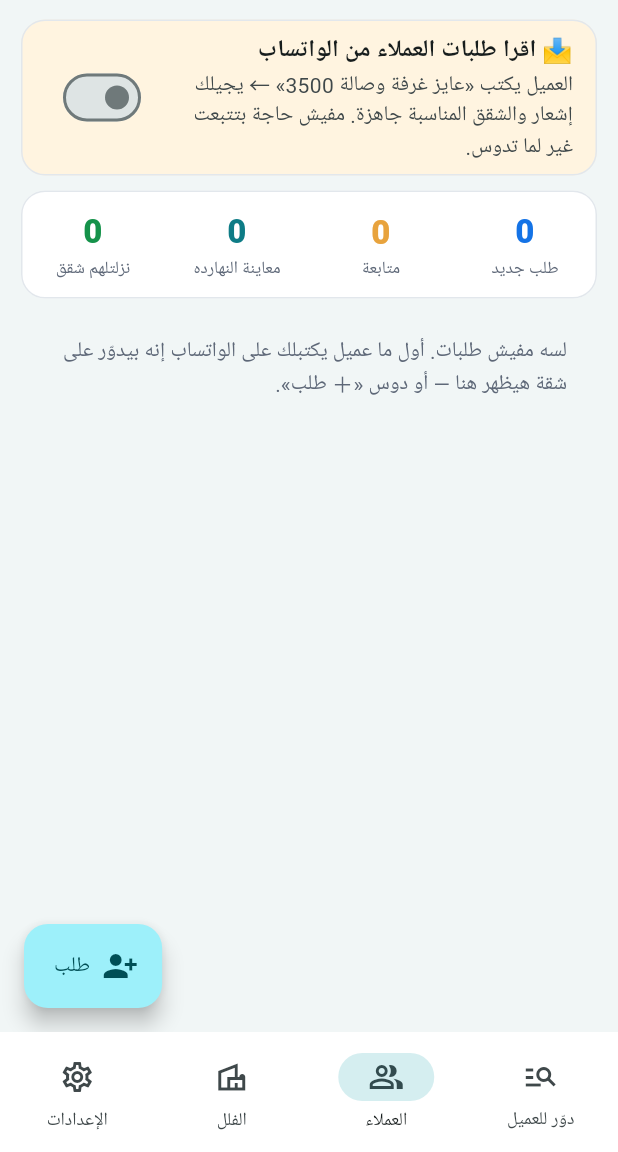
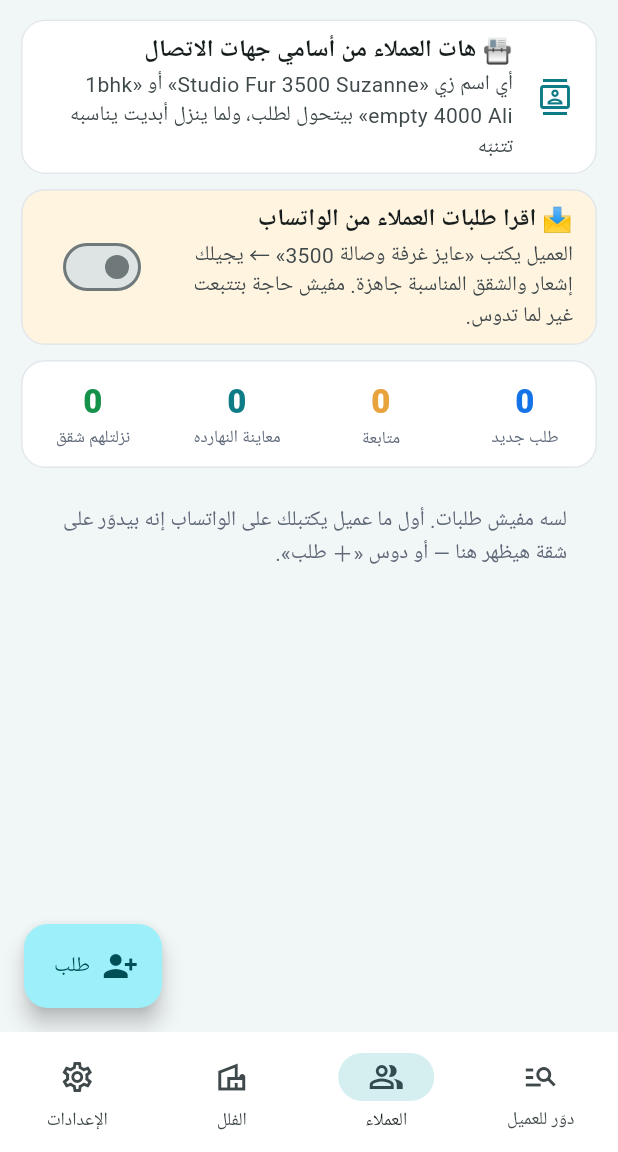
Before and after one commit to bunyanrealstate-commits/bunyan, a Flutter app: the screen it shows after launch, item 2 of the bottom bar chosen, on a phone screen of 412 x 824 dp, the part 84-1236 px from its top. Run offline on Flutter 3.47's test engine with Material 3 defaults, Android fonts, the phone set to English and light mode, and no system bars; our stand-ins replace flutter_local_notifications, flutter_svg, image_picker, local_auth, pdf, printing and 3 more; missing offline and left inert: photo_manager; network calls fail; Roboto replaces fonts that are missing (Plex).

Commit message:
عروض الشقق: العملاء من أسامي جهات الاتصال (Studio Fur 3500 Suzanne) + مفروش/فاضي في الشقق والطلبات والبحث
Co-Authored-By: Claude Opus 5.5 <noreply@anthropic.com>
Claude-Session: https://claude.ai/code/session_01Lk4av1EyDfUY2DUHJSTii5

```diff
--- a/offers_app/lib/core/ai.dart
+++ b/offers_app/lib/core/ai.dart
@@ -81,7 +81,7 @@ class Ai {
 
   static const updatePrompt = '''دي صورة "أبديت" من شركة عقارات في الإمارات فيها شقق فيلا وأسعارها.
 طلّع كل الشقق في JSON array بالشكل ده بالظبط:
-[{"no":"رقم الشقة/الاستديو (عمود Flat أو Apt أو Studio No)","floor":"G أو 1 أو 2 أو 3 أو R أو فاضي","type":"st|1bk|1bk2b|2bk|2bk2b|3bk|x","tx":"اسم النوع لو x","p1":سعر السنة دفعة واحدة (1 Payment / 1 Cheque) أو 0,"p3":سعر السنة على 3 دفعات (3 Payments / 3 Cheques) أو 0,"mo":رقم الإيجار الشهري أو 0,"booked":true لو مكتوب BOOKED أو Rented أو Occupied أو Not Available أو محجوز أو مشطوب أو ملوّن أحمر,"note":"أي ملاحظة قصيرة"}]
+[{"no":"رقم الشقة/الاستديو (عمود Flat أو Apt أو Studio No)","floor":"G أو 1 أو 2 أو 3 أو R أو فاضي","type":"st|1bk|1bk2b|2bk|2bk2b|3bk|x","tx":"اسم النوع لو x","p1":سعر السنة دفعة واحدة (1 Payment / 1 Cheque) أو 0,"p3":سعر السنة على 3 دفعات (3 Payments / 3 Cheques) أو 0,"mo":رقم الإيجار الشهري أو 0,"fur":true لو الشقة مكتوب إنها Furnished أو مفروشة (غير كده false),"booked":true لو مكتوب BOOKED أو Rented أو Occupied أو Not Available أو محجوز أو مشطوب أو ملوّن أحمر,"note":"أي ملاحظة قصيرة"}]
 - STUDIO = st • 1BHK / 1 B/R hall = 1bk • 1BHK + 2 bath = 1bk2b • 2BHK = 2bk • 2BHK 2 bath = 2bk2b • 3BHK = 3bk
 - 1 Payment / 1 Cheque = p1. و 3 Payments / 3 Cheques = p3. لو العمود مش واضح عدد دفعاته اعتبره p1. لو فيه 2 أو 4 دفعات بس حطه في p3 واكتب عدد الدفعات في note.
 - الدور من عمود Remark/Floor: Ground = G، 1st = 1، 2nd = 2، 3rd = 3، Roof/Penthouse = R. و Balcony وأي ميزة تانية تتكتب في note.
--- a/offers_app/lib/core/auto.dart
+++ b/offers_app/lib/core/auto.dart
@@ -33,6 +33,7 @@ String applyUpdate(Obj v, List<Obj> rows, {bool missingBooked = true, bool auto
     if (str(r['tx']).isNotEmpty) t['tx'] = r['tx'];
     if (str(r['note']).isNotEmpty) t['note'] = r['note'];
     t['avail'] = r['booked'] != true;
+    if (r['fur'] == true) t['fur'] = true;
     if (m == null) { us.add(t); added.add(str(r['no'])); if (t['avail'] != false) t['newAt'] = DateTime.now().toIso8601String(); }
     else if (wasAvail == true && t['avail'] == false) { booked.add(str(r['no'])); }
     else if (wasAvail == false && t['avail'] == true) { back.add(str(r['no'])); t['newAt'] = DateTime.now().toIso8601String(); }
--- a/offers_app/lib/core/model.dart
+++ b/offers_app/lib/core/model.dart
@@ -55,7 +55,7 @@ class Price {
 
 /// البحث: النوع + طريقة الدفع + الميزانية الشهرية (± نسبة)
 class Search {
-  static List<Map<String, dynamic>> run(List<Obj> villas, {Set<String> types = const {}, String pay = 'any', double budget = 0, double tol = 10, String q = '', bool onlyAvail = true}) {
+  static List<Map<String, dynamic>> run(List<Obj> villas, {Set<String> types = const {}, String pay = 'any', double budget = 0, double tol = 10, String q = '', bool onlyAvail = true, bool? fur}) {
     final r = <Map<String, dynamic>>[];
     final qq = q.trim().toLowerCase();
     budget = Price.budgetMonthly(budget);
@@ -63,6 +63,8 @@ class Search {
       for (final u in objs(v['units'])) {
         if (onlyAvail && u['avail'] == false) continue;
         if (types.isNotEmpty && !types.contains(str(u['type']))) continue;
+        if (fur == true && u['fur'] != true) continue; // مفروش
+        if (fur == false && u['fur'] == true) continue; // فاضي
         if (pay == 'mo' && Price.mo(u) <= 0) continue;
         if (pay == '1' && Price.p1(u) <= 0) continue;
         if (pay == '3' && Price.p3(u) <= 0) continue;
@@ -99,6 +101,7 @@ String unitCaption(Obj v, Obj u, String pay, {bool en = false, bool terms = fals
   final p1 = Price.p1(u), p3 = Price.p3(u), mo = Price.mo(u);
   final hasVid = ((u['videos'] as List?) ?? const []).isNotEmpty;
   if (!hasVid) o.add('🏠 ${en ? kTypesEn[str(u['type'])] ?? 'Apartment' : typeName(u['type'])}');
+  if (u['fur'] == true) o.add(en ? '🛋️ Furnished' : '🛋️ مفروش');
   void a1() { if (p1 > 0) o.add(en ? '💰 AED ${money(p1)} / year — 1 payment' : '💰 ${money(p1)} درهم — دفعة واحدة'); }
   void a3() { if (p3 > 0) o.add(en ? '💰 AED ${money(p3)} / year — 3 payments' : '💰 ${money(p3)} درهم — 3 دفعات'); }
   void am() { if (mo > 0) o.add(en ? '💰 AED ${money(mo)} / month' : '💰 ${money(mo)} درهم شهري'); }
--- a/offers_app/lib/core/reqs.dart
+++ b/offers_app/lib/core/reqs.dart
@@ -35,7 +35,21 @@ Obj parseRequest(String text, {List<String> areas = const []}) {
   var area = '';
   for (final a in areas) { if (a.trim().length >= 3 && t.contains(a.toLowerCase().trim())) { area = a; break; } }
   final latin = RegExp('[a-z]').allMatches(t).length, ar = RegExp('[؀-ۿ]').allMatches(t).length;
-  return {'types': types.toList(), 'pay': pay, 'budget': budget, 'area': area, 'lang': latin > ar ? 'en' : 'ar', 'isReq': types.isNotEmpty || (budget > 0 && RegExp(r'rent|ايجار|إيجار|سكن|شق[ةه]|flat|apartment|room|غرف').hasMatch(t))};
+  bool? fur;
+  if (RegExp(r'\bfur|furnished|مفروش|مفروشة|مفروشه').hasMatch(t)) fur = true;
+  if (RegExp(r'\bempty|unfur|un-fur|فاضي|فاضى|فاضية|غير مفروش|مش مفروش|بدون فرش').hasMatch(t)) fur = false;
+  return {'fur': fur, 'types': types.toList(), 'pay': pay, 'budget': budget, 'area': area, 'lang': latin > ar ? 'en' : 'ar', 'isReq': types.isNotEmpty || (budget > 0 && RegExp(r'rent|ايجار|إيجار|سكن|شق[ةه]|flat|apartment|room|غرف').hasMatch(t))};
+}
+
+/// اسم جهة الاتصال زي «Studio Fur 3500 Suzanne» → طلب: استديو مفروش لحد 3500، والاسم Suzanne
+Obj? parseContactName(String n) {
+  final p = parseRequest(n);
+  if ((p['types'] as List).isEmpty) return null;
+  final name = n.split(RegExp(r'\s+')).where((w) {
+    final x = _digits(w).toLowerCase();
+    return x.isNotEmpty && !RegExp(r'^(studio|stud|st|ستو?ديو|استو?ديو|\d+\s*bhk|bhk|\d+bk|b/r|fur|furn|furnished|empty|unfur|مفروش[ةه]?|فاض[يى]|room|hall|and|&|غرف[ةه]|غرفتين|و?صال[ةه]|[\d.,]+k?|aed|درهم|monthly|yearly|month|شهري|سنوي|\W+)$').hasMatch(x);
+  }).join(' ').trim();
+  return {...p, 'name': name};
 }
 
 class Reqs {
@@ -44,7 +58,7 @@ class Reqs {
   static List<String> get areas => {for (final v in Store.I.villas) if (str(v['area']).isNotEmpty) str(v['area'])}.toList();
   static String key(Obj v, Obj u) => '${v['id']}/${u['id']}';
 
-  static List<Map<String, dynamic>> matches(Obj r) => Search.run(Store.I.villas, types: ((r['types'] as List?) ?? []).map(str).toSet(), pay: str(r['pay']).isEmpty ? 'any' : str(r['pay']), budget: numOf(r['budget']), tol: 10, q: str(r['area']));
+  static List<Map<String, dynamic>> matches(Obj r) => Search.run(Store.I.villas, types: ((r['types'] as List?) ?? []).map(str).toSet(), pay: str(r['pay']).isEmpty ? 'any' : str(r['pay']), budget: numOf(r['budget']), tol: 10, q: str(r['area']), fur: r['fur'] is bool ? r['fur'] as bool : null);
 
   /// شقق تناسبه ولسه مبعتهاش ولا شافها
   static List<Map<String, dynamic>> fresh(Obj r) {
@@ -57,7 +71,7 @@ class Reqs {
 
   static Obj add({String name = '', String phone = '', String text = '', String lang = ''}) {
     final p = parseRequest(text, areas: areas);
-    final r = <String, dynamic>{'id': uid(), 'n': name, 'p': phone, 'txt': text, 'at': DateTime.now().toIso8601String(), 'st': 'new', 'types': p['types'], 'pay': p['pay'], 'budget': p['budget'], 'area': p['area'], 'lang': lang.isNotEmpty ? lang : p['lang'], 'sent': <dynamic>[], 'seen': <dynamic>[]};
+    final r = <String, dynamic>{'id': uid(), 'n': name, 'p': phone, 'txt': text, 'at': DateTime.now().toIso8601String(), 'st': 'new', 'types': p['types'], 'fur': p['fur'], 'pay': p['pay'], 'budget': p['budget'], 'area': p['area'], 'lang': lang.isNotEmpty ? lang : p['lang'], 'sent': <dynamic>[], 'seen': <dynamic>[]};
     ((Store.I.D['reqs'] as List?) ?? (Store.I.D['reqs'] = <dynamic>[])).insert(0, r);
     return r;
   }
@@ -85,6 +99,25 @@ class Reqs {
       n++;
     }
     if (items.isNotEmpty) await Store.I.save();
+    return n;
+  }
+
+  /// 📇 العملاء المتسجلين في جهات الاتصال بأسماء فيها طلبهم (زي «Studio Fur 3500 Suzanne»)
+  /// الجديد بس بيتضاف — والشقق المناسبة دلوقتي بتتحسب «اتشافت»، علشان تتنبه بس للي ينزل بعد كده
+  static Future<int> importContacts(List<Map<String, String>> contacts) async {
+    var n = 0;
+    final have = all.map((r) => str(r['p'])).where((p) => p.isNotEmpty).toSet();
+    for (final c in contacts) {
+      final ph = c['p'] ?? '';
+      if (ph.isEmpty || have.contains(ph)) continue;
+      final q = parseContactName(c['n'] ?? '');
+      if (q == null) continue;
+      final r = add(name: str(q['name']).isEmpty ? (c['n'] ?? '') : str(q['name']), phone: ph, text: c['n'] ?? '');
+      r['st'] = 'wait'; r['src'] = 'contact';
+      r['seen'] = [for (final x in matches(r)) key(x['v'] as Obj, x['u'] as Obj)];
+      have.add(ph); n++;
+    }
+    if (n > 0) await Store.I.save();
     return n;
   }
 
--- a/offers_app/lib/ui/reqs.dart
+++ b/offers_app/lib/ui/reqs.dart
@@ -30,9 +30,10 @@ String _dt(String iso) {
 
 String reqSummary(Obj r) {
   final tl = ((r['types'] as List?) ?? []).map(str).toSet();
+  final fur = r['fur'] == true ? 'مفروش' : (r['fur'] == false ? 'فاضي' : '');
   final ts = tl.where((t) => !(t == '1bk2b' && tl.contains('1bk')) && !(t == '2bk2b' && tl.contains('2bk'))).map(typeName).join(' / ');
   final pay = {'mo': 'شهري', '1': 'دفعة واحدة', '3': '3 دفعات'}[str(r['pay'])] ?? '';
-  return [if (ts.isNotEmpty) ts, if (pay.isNotEmpty) pay, if (numOf(r['budget']) > 0) '${money(numOf(r['budget']))} درهم', if (str(r['area']).isNotEmpty) str(r['area'])].join(' • ');
+  return [if (ts.isNotEmpty) ts, if (fur.isNotEmpty) fur, if (pay.isNotEmpty) pay, if (numOf(r['budget']) > 0) '${money(numOf(r['budget']))} درهم', if (str(r['area']).isNotEmpty) str(r['area'])].join(' • ');
 }
 
 /// 👥 العملاء: الطلبات الجديدة، اللي محتاجين متابعة، المعاينات، واللي نزلتلهم شقق جديدة
@@ -46,12 +47,14 @@ class ReqsPage extends StatelessWidget {
         final fresh = Reqs.newFor();
         final now = DateTime.now();
         final views = Reqs.views.where((v) => (DateTime.tryParse(str(v['at'])) ?? DateTime(2000)).isAfter(now.subtract(const Duration(hours: 2)))).toList()..sort((a, b) => str(a['at']).compareTo(str(b['at'])));
-        final rest = all.where((r) => Reqs.open(r) && r['st'] != 'new' && !due.contains(r) && !fresh.contains(r)).toList();
+        final rest = all.where((r) => Reqs.open(r) && r['st'] != 'new' && r['st'] != 'wait' && !due.contains(r) && !fresh.contains(r)).toList();
+        final waiting = all.where((r) => Reqs.open(r) && r['st'] == 'wait' && !fresh.contains(r)).toList();
         final done = all.where((r) => !Reqs.open(r)).toList();
         final dmOn = Store.I.cfg['dm'] == true;
         return Scaffold(
           appBar: AppBar(title: const Text('👥 العملاء')),
           body: ListView(padding: const EdgeInsets.fromLTRB(14, 8, 14, 100), children: [
+            Card(child: ListTile(leading: const Icon(Icons.contacts_outlined, color: kAc), title: Text(Store.I.cfg['ctImport'] == true ? '📇 العملاء من جهات الاتصال (${all.where((r) => r['src'] == 'contact').length})' : '📇 هات العملاء من أسامي جهات الاتصال', style: const TextStyle(fontWeight: FontWeight.w800)), subtitle: const Text('أي اسم زي «Studio Fur 3500 Suzanne» أو «1bhk empty 4000 Ali» بيتحول لطلب، ولما ينزل أبديت يناسبه تتنبّه'), onTap: () => _import(context))),
             if (!dmOn) Card(color: const Color(0xFFFFF4E0), child: SwitchListTile(value: false, onChanged: (_) => _dm(context, true), title: const Text('📩 اقرا طلبات العملاء من الواتساب', style: TextStyle(fontWeight: FontWeight.w800)), subtitle: const Text('العميل يكتب «عايز غرفة وصالة 3500» ← يجيلك إشعار والشقق المناسبة جاهزة. مفيش حاجة بتتبعت غير لما تدوس.'))),
             _Today(nw: nw.length, due: due.length, views: views.where((v) => _dt(str(v['at'])).startsWith('النهارده')).length, fresh: fresh.length),
             Builder(builder: (context) {
@@ -70,6 +73,7 @@ class ReqsPage extends StatelessWidget {
               for (final v in views) Card(child: ListTile(leading: const Icon(Icons.event, color: kAc), title: Text('${_dt(str(v['at']))} • ${str(v['n'])}', style: const TextStyle(fontWeight: FontWeight.w800)), subtitle: Text(str(v['what'])), onTap: () { final r = Reqs.byId(str(v['rid'])); if (r != null) Navigator.push(context, MaterialPageRoute(builder: (_) => ReqPage(str(r['id'])))); },
                 trailing: IconButton(icon: const Icon(Icons.close, size: 18), onPressed: () async { (Store.I.D['views'] as List).remove(v); await Store.I.save(); await Reqs.pushSummary(); }))),
             ],
+            if (waiting.isNotEmpty) ExpansionTile(title: Text('📇 مستنيين شقة (${waiting.length})', style: const TextStyle(fontWeight: FontWeight.w800)), subtitle: const Text('هيتنقلوا فوق لما ينزل أبديت يناسبهم'), children: [for (final r in waiting.take(200)) _tile(context, r, '${Reqs.matches(r).length} شقة تناسبه دلوقتي')]),
             if (rest.isNotEmpty) ..._sec(context, '📤 شغالين', rest, (r) => r['st'] == 'view' ? 'عنده معاينة' : 'بعتله ${((r['sent'] as List?) ?? []).length} شقة ${_ago(str(r['sentAt']))}'),
             if (done.isNotEmpty) ExpansionTile(title: Text('✅ خلصت (${done.length})', style: const TextStyle(fontWeight: FontWeight.w800)), children: [for (final r in done.take(40)) _tile(context, r, str(r['res']))]),
             if (all.isEmpty) const Padding(padding: EdgeInsets.all(20), child: Text('لسه مفيش طلبات. أول ما عميل يكتبلك على الواتساب إنه بيدوّر على شقة هيظهر هنا — أو دوس «＋ طلب».', style: TextStyle(color: kMuted))),
@@ -88,6 +92,18 @@ class ReqsPage extends StatelessWidget {
         trailing: const Icon(Icons.chevron_left),
         onTap: () => Navigator.push(context, MaterialPageRoute(builder: (_) => ReqPage(str(r['id'])))),
       ));
+
+  Future<void> _import(BuildContext context) async {
+    final cs = await Native.contacts();
+    final found = cs.where((c) => parseContactName(c['n'] ?? '') != null).toList();
+    if (!context.mounted) return;
+    if (found.isEmpty) { toast(context, cs.isEmpty ? '⚠️ مقدرتش أقرا جهات الاتصال — وافق على الإذن' : 'مالقيتش أسامي فيها طلب (زي Studio Fur 3500 Suzanne)'); return; }
+    final ex = found.take(4).map((c) { final q = parseContactName(c['n']!)!; return '• ${c['n']} ← ${reqSummary(q)}${str(q['name']).isEmpty ? '' : ' (${q['name']})'}'; }).join('\n');
+    if (!await confirmDlg(context, 'لقيت ${found.length} عميل:\n$ex\n…\n\nأضيفهم؟ وأي اسم جديد تسجله بعد كده هيتضاف لوحده.', ok: 'أضيفهم')) return;
+    final n = await Reqs.importContacts(found);
+    Store.I.cfg['ctImport'] = true; await Store.I.saveCfg();
+    if (context.mounted) toast(context, '✅ اتضاف $n عميل');
+  }
 
   Future<void> _dm(BuildContext context, bool b) async {
     if (b && !await confirmDlg(context, 'التطبيق هيقرا رسايل الشات الخاص اللي بتوصل في الإشعارات علشان يلاقي طلبات الشقق.\nالرسايل بتفضل على موبايلك ومبتتبعتش لأي حتة، ومفيش رد بيتبعت لوحده.', ok: 'شغّل')) return;
@@ -173,6 +189,8 @@ class _ReqState extends State<ReqPage> {
             Wrap(spacing: 6, runSpacing: 6, children: [
               for (final t in kTypes.where((t) => t[0] != 'x')) FilterChip(label: Text(t[1], style: TextStyle(color: types.contains(t[0]) ? Colors.white : kInk, fontSize: 12.5)), selected: types.contains(t[0]), showCheckmark: false, onSelected: (b) { b ? types.add(t[0]) : types.remove(t[0]); r['types'] = types.toList(); Store.I.save(); }),
             ]),
+            const SizedBox(height: 8),
+            SegmentedButton<String>(segments: const [ButtonSegment(value: 'f', label: Text('🛋️ مفروش')), ButtonSegment(value: 'e', label: Text('فاضي')), ButtonSegment(value: 'x', label: Text('مش مهم'))], selected: {r['fur'] == true ? 'f' : (r['fur'] == false ? 'e' : 'x')}, onSelectionChanged: (s) { r['fur'] = s.first == 'f' ? true : (s.first == 'e' ? false : null); Store.I.save(); }),
             const SizedBox(height: 8),
             SegmentedButton<String>(segments: const [ButtonSegment(value: 'mo', label: Text('شهري')), ButtonSegment(value: '1', label: Text('دفعة واحدة')), ButtonSegment(value: '3', label: Text('3 دفعات')), ButtonSegment(value: 'any', label: Text('الكل'))], selected: {str(r['pay']).isEmpty ? 'any' : str(r['pay'])}, onSelectionChanged: (s) { r['pay'] = s.first; Store.I.save(); }),
             const SizedBox(height: 8),
--- a/offers_app/lib/ui/search.dart
+++ b/offers_app/lib/ui/search.dart
@@ -16,12 +16,12 @@ class SearchPage extends StatefulWidget {
 }
 
 class _SearchState extends State<SearchPage> {
-  final types = <String>{'1bk'}; String pay = 'mo'; bool terms = false; final bc = TextEditingController(), qc = TextEditingController(); double tol = 10;
+  final types = <String>{'1bk'}; String pay = 'mo'; bool terms = false; bool? fur; final bc = TextEditingController(), qc = TextEditingController(); double tol = 10;
   final picked = <String>{};
 
   @override
   Widget build(BuildContext context) => ListenableBuilder(listenable: Store.I, builder: (context, _) {
-        final res = Search.run(Store.I.villas, types: types, pay: pay, budget: numOf(bc.text), tol: tol, q: qc.text);
+        final res = Search.run(Store.I.villas, types: types, pay: pay, budget: numOf(bc.text), tol: tol, q: qc.text, fur: fur);
         final sel = res.where((x) => picked.contains('${(x['v'] as Obj)['id']}/${(x['u'] as Obj)['id']}')).toList();
         return Scaffold(
           appBar: AppBar(title: const Text('🔎 العميل عايز إيه؟')),
@@ -30,6 +30,8 @@ class _SearchState extends State<SearchPage> {
               for (final t in kTypes.where((t) => t[0] != 'x')) FilterChip(label: Text(t[1], style: TextStyle(color: types.contains(t[0]) ? Colors.white : kInk)), selected: types.contains(t[0]), showCheckmark: false, onSelected: (b) => setState(() { b ? types.add(t[0]) : types.remove(t[0]); })),
             ]),
             const SizedBox(height: 10),
+            SegmentedButton<String>(segments: const [ButtonSegment(value: 'f', label: Text('🛋️ مفروش')), ButtonSegment(value: 'e', label: Text('فاضي')), ButtonSegment(value: 'x', label: Text('مش مهم'))], selected: {fur == true ? 'f' : (fur == false ? 'e' : 'x')}, onSelectionChanged: (s) => setState(() => fur = s.first == 'f' ? true : (s.first == 'e' ? false : null))),
+            const SizedBox(height: 8),
             SegmentedButton<String>(segments: const [ButtonSegment(value: 'mo', label: Text('شهري')), ButtonSegment(value: '1', label: Text('دفعة واحدة')), ButtonSegment(value: '3', label: Text('3 دفعات')), ButtonSegment(value: 'any', label: Text('الكل'))], selected: {pay}, onSelectionChanged: (s) => setState(() => pay = s.first)),
             const SizedBox(height: 10),
             Row(children: [
--- a/offers_app/lib/ui/shell.dart
+++ b/offers_app/lib/ui/shell.dart
@@ -33,7 +33,8 @@ class _ShellState extends State<Shell> with WidgetsBindingObserver {
     String? go;
     try { go = await Native.ch.invokeMethod<String>('go'); } catch (_) {}
     if (go == 'reqs' && mounted) setState(() => tab = 1);
-    final nr = await Reqs.pullDms();
+    var nr = await Reqs.pullDms();
+    if (Store.I.cfg['ctImport'] == true) { try { nr += await Reqs.importContacts(await Native.contacts()); } catch (_) {} }
     await Sug.pullLocs();
     final r = await AutoUpd.pull();
     final fresh = r.isEmpty ? <Obj>[] : Reqs.newFor();
--- a/offers_app/lib/ui/villas.dart
+++ b/offers_app/lib/ui/villas.dart
@@ -94,7 +94,7 @@ class VillaPage extends StatelessWidget {
             for (final u in us) Card(child: ListTile(
               contentPadding: const EdgeInsets.fromLTRB(10, 4, 4, 4),
               leading: VThumb(((u['videos'] as List?) ?? []).map(str).firstOrNull, w: 54, h: 54),
-              title: Text('${typeName(u['type'])}${str(u['no']).isNotEmpty ? ' • ${u['no']}' : ''}${floorName(u['floor']).isNotEmpty ? ' • ${floorName(u['floor'])}' : ''}', style: TextStyle(fontWeight: FontWeight.w800, decoration: u['avail'] == false ? TextDecoration.lineThrough : null)),
+              title: Text('${u['fur'] == true ? '🛋️ ' : ''}${typeName(u['type'])}${str(u['no']).isNotEmpty ? ' • ${u['no']}' : ''}${floorName(u['floor']).isNotEmpty ? ' • ${floorName(u['floor'])}' : ''}', style: TextStyle(fontWeight: FontWeight.w800, decoration: u['avail'] == false ? TextDecoration.lineThrough : null)),
               subtitle: Text('${Price.text(u)}${str(u['note']).isNotEmpty ? '\n📝 ${u['note']}' : ''}', style: const TextStyle(fontSize: 12.5)),
               trailing: Switch(value: u['avail'] != false, activeColor: kOk, onChanged: (b) { u['avail'] = b; Store.I.save(); }),
               onTap: () => editUnit(context, v, u),
@@ -109,6 +109,8 @@ Future<void> editUnit(BuildContext context, Obj v, Obj? u) async {
   if (ty == null || !context.mounted) return;
   final fl = await pickDlg(context, 'الدور', [...kFloors, ['', 'مش مهم']], str(u?['floor']));
   if (fl == null || !context.mounted) return;
+  final fu = await pickDlg(context, 'مفروشة؟', const [['e', 'فاضية'], ['f', '🛋️ مفروشة']], u?['fur'] == true ? 'f' : 'e');
+  if (fu == null || !context.mounted) return;
   final o = await formDlg(context, u == null ? 'شقة جديدة' : 'تعديل الشقة', [
     FS('no', 'رقم الشقة', v: u?['no']), if (ty == 'x') FS('tx', 'اكتب النوع', v: u?['tx']),
     FS('p1', 'سعر السنة دفعة واحدة (فاضي = مفيش)', v: u?['p1'], num: true),
@@ -116,7 +118,7 @@ Future<void> editUnit(BuildContext context, Obj v, Obj? u) async {
   ]);
   if (o == null) return;
   final t = u ?? <String, dynamic>{'id': uid(), 'avail': true, 'videos': <dynamic>[]};
-  t['type'] = ty; t['floor'] = fl; t['no'] = o['no'] ?? ''; if (ty == 'x') t['tx'] = o['tx'] ?? '';
+  t['type'] = ty; t['floor'] = fl; if (fu == 'f') { t['fur'] = true; } else { t.remove('fur'); } t['no'] = o['no'] ?? ''; if (ty == 'x') t['tx'] = o['tx'] ?? '';
   t['p1'] = numOf(o['p1']); t['p3'] = numOf(o['p3']); t['mo'] = numOf(o['mo']); t['note'] = o['note'] ?? '';
   if (u == null) ((v['units'] as List?) ?? (v['units'] = <dynamic>[])).add(t);
   await Store.I.save();
```
Also changed, not shown: 1 other file.
